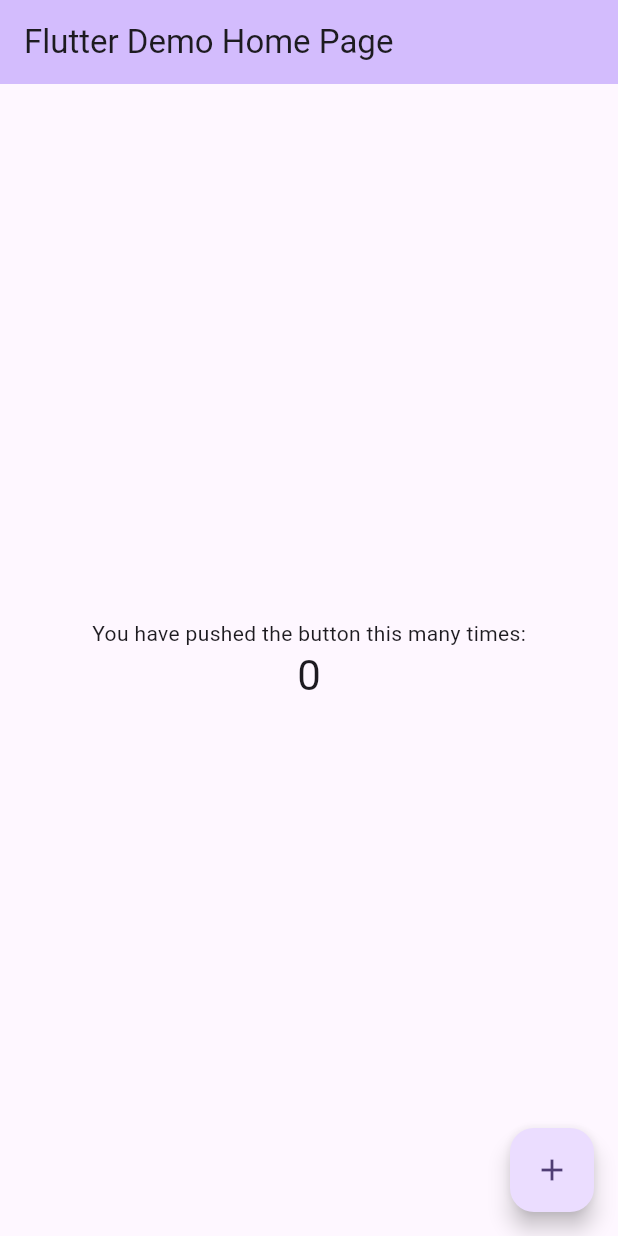
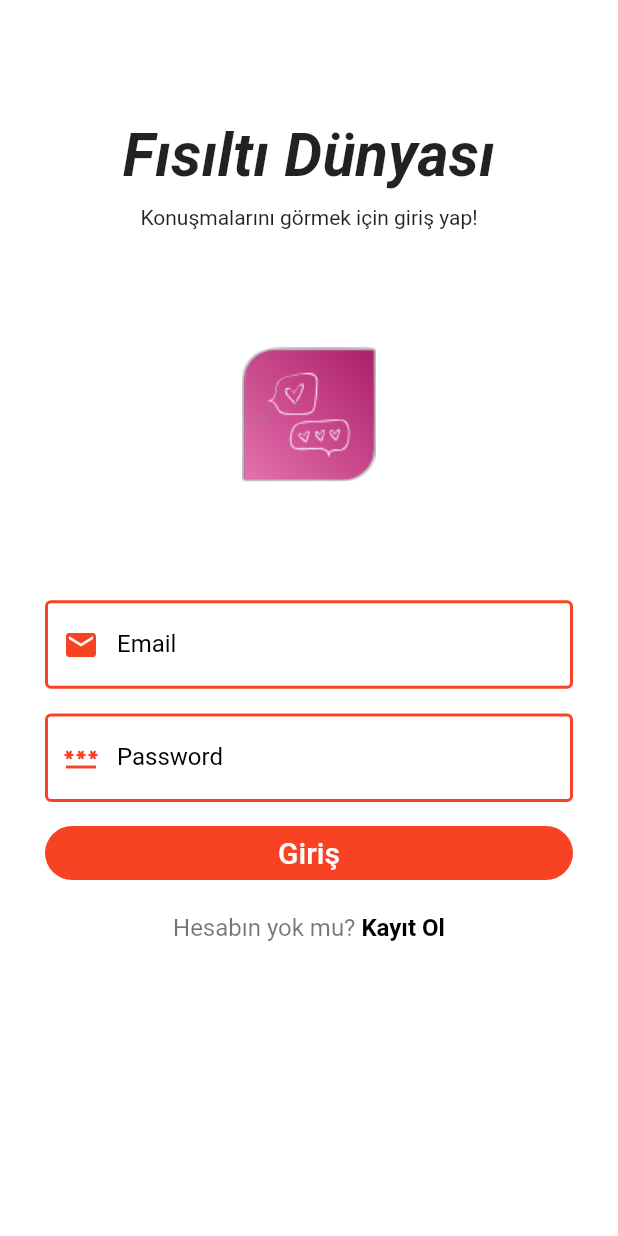
Before and after one commit to burakaragoz4/chat_app_flutter, a Flutter app: the screen it shows after launch, on a phone screen of 412 x 824 dp. Run offline on Flutter 3.47's test engine with Material 2 defaults, Android fonts, the phone set to English and light mode, and no system bars; our stand-ins replace cloud_firestore, firebase_auth, firebase_core, shared_preferences; accounts and stored records are empty.

Commit message:
Class and Login , Register

```diff
--- /dev/null
+++ b/lib/helper/helper_functions.dart
@@ -0,0 +1,12 @@
+import 'package:shared_preferences/shared_preferences.dart';
+
+class HelperFunctions {
+  static String userLoggedInKey = "LOGGEDINKEY";
+  static String userNameKey = "USERNAMEKEY";
+  static String userEmailKey = "USEREMAILKEY";
+
+  static Future<bool?> getUserLoggedInStatus() async {
+    SharedPreferences sf = await SharedPreferences.getInstance();
+    return sf.getBool(userLoggedInKey);
+  }
+}
--- a/lib/main.dart
+++ b/lib/main.dart
@@ -1,125 +1,61 @@
+import 'package:chat_app_flutter/helper/helper_functions.dart';
+import 'package:chat_app_flutter/pages/home_page.dart';
+import 'package:chat_app_flutter/pages/auth/login_page.dart';
+import 'package:firebase_core/firebase_core.dart';
+import 'package:flutter/foundation.dart';
 import 'package:flutter/material.dart';
 
-void main() {
+import 'shared/constants.dart';
+
+void main() async {
+  WidgetsFlutterBinding.ensureInitialized();
+  if (kIsWeb) {
+    await Firebase.initializeApp(
+        options: FirebaseOptions(
+      apiKey: Constants.apiKey,
+      appId: Constants.appId,
+      messagingSenderId: Constants.messagingSenderId,
+      projectId: Constants.projectId,
+    ));
+  } else {
+    await Firebase.initializeApp();
+  }
+
   runApp(const MyApp());
 }
 
-class MyApp extends StatelessWidget {
+class MyApp extends StatefulWidget {
   const MyApp({super.key});
 
-  // This widget is the root of your application.
   @override
-  Widget build(BuildContext context) {
-    return MaterialApp(
-      title: 'Flutter Demo',
-      theme: ThemeData(
-        // This is the theme of your application.
-        //
-        // TRY THIS: Try running your application with "flutter run". You'll see
-        // the application has a blue toolbar. Then, without quitting the app,
-        // try changing the seedColor in the colorScheme below to Colors.green
-        // and then invoke "hot reload" (save your changes or press the "hot
-        // reload" button in a Flutter-supported IDE, or press "r" if you used
-        // the command line to start the app).
-        //
-        // Notice that the counter didn't reset back to zero; the application
-        // state is not lost during the reload. To reset the state, use hot
-        // restart instead.
-        //
-        // This works for code too, not just values: Most code changes can be
-        // tested with just a hot reload.
-        colorScheme: ColorScheme.fromSeed(seedColor: Colors.deepPurple),
-        useMaterial3: true,
-      ),
-      home: const MyHomePage(title: 'Flutter Demo Home Page'),
-    );
-  }
+  State<MyApp> createState() => _MyAppState();
 }
 
-class MyHomePage extends StatefulWidget {
-  const MyHomePage({super.key, required this.title});
-
-  // This widget is the home page of your application. It is stateful, meaning
-  // that it has a State object (defined below) that contains fields that affect
-  // how it looks.
-
-  // This class is the configuration for the state. It holds the values (in this
-  // case the title) provided by the parent (in this case the App widget) and
-  // used by the build method of the State. Fields in a Widget subclass are
-  // always marked "final".
-
-  final String title;
+class _MyAppState extends State<MyApp> {
+  bool _isSignedIn = false;
 
   @override
-  State<MyHomePage> createState() => _MyHomePageState();
-}
+  void initState() {
+    super.initState();
+    getUserLoggedInStatus();
+  }
 
-class _MyHomePageState extends State<MyHomePage> {
-  int _counter = 0;
-
-  void _incrementCounter() {
-    setState(() {
-      // This call to setState tells the Flutter framework that something has
-      // changed in this State, which causes it to rerun the build method below
-      // so that the display can reflect the updated values. If we changed
-      // _counter without calling setState(), then the build method would not be
-      // called again, and so nothing would appear to happen.
-      _counter++;
+  getUserLoggedInStatus() async {
+    await HelperFunctions.getUserLoggedInStatus().then((value) {
+      if (value != null) {
+        _isSignedIn = value;
+      }
     });
   }
 
   @override
   Widget build(BuildContext context) {
-    // This method is rerun every time setState is called, for instance as done
-    // by the _incrementCounter method above.
-    //
-    // The Flutter framework has been optimized to make rerunning build methods
-    // fast, so that you can just rebuild anything that needs updating rather
-    // than having to individually change instances of widgets.
-    return Scaffold(
-      appBar: AppBar(
-        // TRY THIS: Try changing the color here to a specific color (to
-        // Colors.amber, perhaps?) and trigger a hot reload to see the AppBar
-        // change color while the other colors stay the same.
-        backgroundColor: Theme.of(context).colorScheme.inversePrimary,
-        // Here we take the value from the MyHomePage object that was created by
-        // the App.build method, and use it to set our appbar title.
-        title: Text(widget.title),
-      ),
-      body: Center(
-        // Center is a layout widget. It takes a single child and positions it
-        // in the middle of the parent.
-        child: Column(
-          // Column is also a layout widget. It takes a list of children and
-          // arranges them vertically. By default, it sizes itself to fit its
-          // children horizontally, and tries to be as tall as its parent.
-          //
-          // Column has various properties to control how it sizes itself and
-          // how it positions its children. Here we use mainAxisAlignment to
-          // center the children vertically; the main axis here is the vertical
-          // axis because Columns are vertical (the cross axis would be
-          // horizontal).
-          //
-          // TRY THIS: Invoke "debug painting" (choose the "Toggle Debug Paint"
-          // action in the IDE, or press "p" in the console), to see the
-          // wireframe for each widget.
-          mainAxisAlignment: MainAxisAlignment.center,
-          children: <Widget>[
-            const Text(
-              'You have pushed the button this many times:',
-            ),
-            Text(
-              '$_counter',
-              style: Theme.of(context).textTheme.headlineMedium,
-            ),
-          ],
-        ),
-      ),
-      floatingActionButton: FloatingActionButton(
-        onPressed: _incrementCounter,
-        tooltip: 'Increment',
-        child: const Icon(Icons.add),
-      ), // This trailing comma makes auto-formatting nicer for build methods.
+    return MaterialApp(
+      theme: ThemeData(
+          primaryColor: Constants.primaryColor,
+          scaffoldBackgroundColor: Colors.white),
+      debugShowCheckedModeBanner: false,
+      home: _isSignedIn ? const HomePage() : const LoginPage(),
     );
   }
 }
--- /dev/null
+++ b/lib/pages/auth/login_page.dart
@@ -0,0 +1,131 @@
+import 'package:chat_app_flutter/pages/auth/register_page.dart';
+import 'package:chat_app_flutter/widgets/widgets.dart';
+import 'package:flutter/gestures.dart';
+import 'package:flutter/material.dart';
+
+class LoginPage extends StatefulWidget {
+  const LoginPage({super.key});
+
+  @override
+  State<LoginPage> createState() => _LoginPageState();
+}
+
+class _LoginPageState extends State<LoginPage> {
+  final formKey = GlobalKey<FormState>();
+  String email = "", password = "";
+  @override
+  Widget build(BuildContext context) {
+    return Scaffold(
+      body: SingleChildScrollView(
+        child: Padding(
+          padding: const EdgeInsets.symmetric(horizontal: 30, vertical: 80),
+          child: Form(
+            key: formKey,
+            child: Column(
+              mainAxisAlignment: MainAxisAlignment.center,
+              crossAxisAlignment: CrossAxisAlignment.center,
+              children: [
+                const Text("Fısıltı Dünyası",
+                    style: TextStyle(
+                        fontSize: 40,
+                        fontWeight: FontWeight.bold,
+                        fontStyle: FontStyle.italic)),
+                const SizedBox(height: 10),
+                const Text("Konuşmalarını görmek için giriş yap!",
+                    style: TextStyle(fontWeight: FontWeight.w400)),
+                Image.asset(
+                  "assets/fd.png",
+                  height: height(context) * 0.3,
+                  width: width(context) * 0.3,
+                ),
+                TextFormField(
+                  validator: (val) {
+                    return RegExp(
+                                r"^[a-zA-Z0-9.a-zA-Z0-9.!#$%&'*+-/=?^_`{|}~]+@[a-zA-Z0-9]+\.[a-zA-Z]+")
+                            .hasMatch(val!)
+                        ? null
+                        : "Lütfen Geçerli Bir Email Adresi Giriniz";
+                  },
+                  onChanged: (value) => setState(() {
+                    email = value;
+                  }),
+                  decoration: textInputDecoraiton.copyWith(
+                    labelText: "Email",
+                    prefixIcon: Icon(
+                      Icons.email,
+                      color: Theme.of(context).primaryColor,
+                    ),
+                  ),
+                ),
+                SizedBox(height: height(context) * 0.02),
+                TextFormField(
+                  obscureText: true,
+                  onChanged: (value) => setState(() {
+                    password = value;
+                  }),
+                  validator: (value) {
+                    if (value!.length < 6) {
+                      return "Şifre 6 karakterden az olamaz";
+                    }
+                    return null;
+                  },
+                  decoration: textInputDecoraiton.copyWith(
+                    labelText: "Password",
+                    prefixIcon: Icon(
+                      Icons.password,
+                      color: Theme.of(context).primaryColor,
+                    ),
+                  ),
+                ),
+                _emptyBox,
+                SizedBox(
+                  width: double.infinity,
+                  child: ElevatedButton(
+                    style: ElevatedButton.styleFrom(
+                      backgroundColor: Theme.of(context).primaryColor,
+                      elevation: 0,
+                      shape: RoundedRectangleBorder(
+                        borderRadius: BorderRadius.circular(30),
+                      ),
+                    ),
+                    onPressed: () => login(),
+                    child: const Text(
+                      "Giriş",
+                      style: TextStyle(color: Colors.white, fontSize: 20),
+                    ),
+                  ),
+                ),
+                SizedBox(height: height(context) * 0.02),
+                Text.rich(
+                  TextSpan(
+                    text: "Hesabın yok mu? ",
+                    style: const TextStyle(fontSize: 16, color: Colors.black54),
+                    children: [
+                      TextSpan(
+                        text: "Kayıt Ol",
+                        style: const TextStyle(
+                            fontSize: 16,
+                            color: Colors.black,
+                            fontWeight: FontWeight.bold),
+                        recognizer: TapGestureRecognizer()
+                          ..onTap = () {
+                            nextScreen(context, const RegisterPage());
+                          },
+                      )
+                    ],
+                  ),
+                )
+              ],
+            ),
+          ),
+        ),
+      ),
+    );
+  }
+
+  login() {
+    if (formKey.currentState!.validate()) {}
+  }
+
+  Widget get _emptyBox => const SizedBox(height: 10);
+}
--- /dev/null
+++ b/lib/shared/constants.dart
@@ -0,0 +1,9 @@
+import 'package:flutter/material.dart';
+
+class Constants {
+  static String appId = "1:106693234171:web:0e847f5f3c39e7bc980f5e";
+  static String apiKey = "AIzaSyCRAF4nANO0mnb0auGXUSSTa0tXd61UBvo";
+  static String messagingSenderId = "106693234171";
+  static String projectId = "chatappflutter-6ac4a";
+  static const primaryColor = Color.fromARGB(255, 247, 67, 35);
+}
--- /dev/null
+++ b/lib/widgets/widgets.dart
@@ -0,0 +1,23 @@
+import 'package:chat_app_flutter/shared/constants.dart';
+import 'package:flutter/material.dart';
+
+double height(context) => MediaQuery.of(context).size.height;
+double width(context) => MediaQuery.of(context).size.width;
+
+const textInputDecoraiton = InputDecoration(
+  labelStyle: TextStyle(color: Colors.black, fontWeight: FontWeight.w400),
+  focusedBorder: OutlineInputBorder(
+    borderSide: BorderSide(color: Constants.primaryColor, width: 2),
+  ),
+  enabledBorder: OutlineInputBorder(
+    borderSide: BorderSide(color: Constants.primaryColor, width: 2),
+  ),
+  errorBorder: OutlineInputBorder(
+    borderSide: BorderSide(color: Constants.primaryColor, width: 2),
+  ),
+);
+
+void nextScreen(context, page) =>
+    Navigator.push(context, MaterialPageRoute(builder: (context) => page));
+void nextScreenReplace(context, page) => Navigator.pushReplacement(
+    context, MaterialPageRoute(builder: (context) => page));
```
Also changed, not shown: lib/pages/auth/register_page.dart (added, +151 -0 lines), lib/pages/home_page.dart (added, +14 -0 lines), lib/service/auth_service.dart (added, +20 -0 lines), lib/service/database_service.dart (added, +15 -0 lines), pubspec.yaml (+9 -15 lines), assets/fd.png (added), 42 other files.
